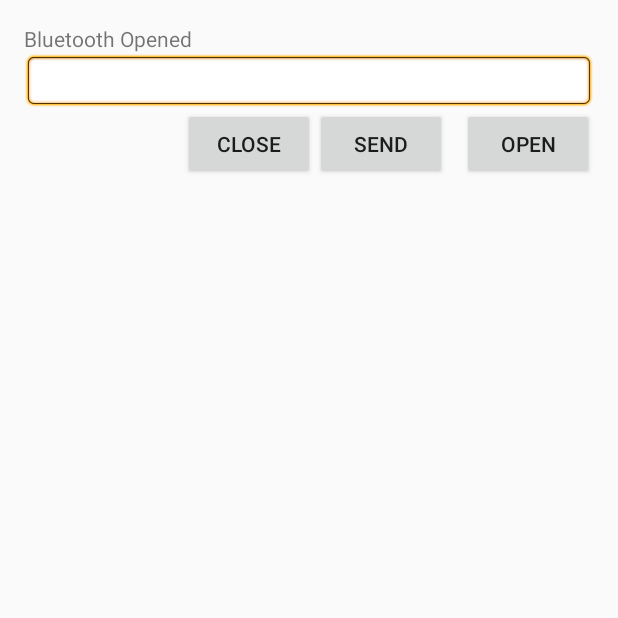
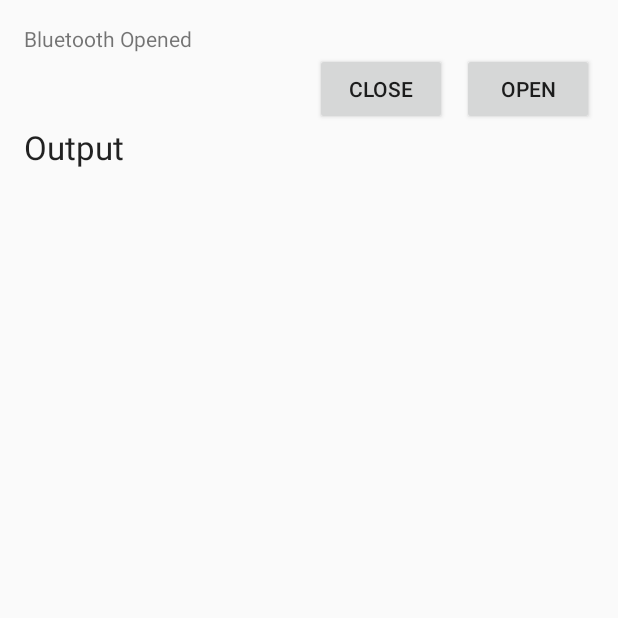
Before and after one commit to iandouglas96/drivR, an Android app: the screen it shows after launch (MainScreen), after a tap on "OPEN", on a phone screen of 412 x 824 dp, the top half of it. Run offline under Robolectric (Android 15) with nearby library versions, the phone set to English and light mode, and no system bars.

Commit message:
Cleaned up code, commented, removed unneccessary UI elements

```diff
--- a/app/src/main/java/com/pxlweavr/drivr/MainScreen.java
+++ b/app/src/main/java/com/pxlweavr/drivr/MainScreen.java
@@ -3,39 +3,40 @@ package com.pxlweavr.drivr;
 import android.app.Activity;
 import android.bluetooth.BluetoothAdapter;
 import android.bluetooth.BluetoothDevice;
-import android.bluetooth.BluetoothSocket;
 import android.content.BroadcastReceiver;
 import android.content.Context;
 import android.content.Intent;
 import android.content.IntentFilter;
 import android.os.Bundle;
-import android.os.Handler;
-import android.os.Message;
 import android.support.v4.content.LocalBroadcastManager;
 import android.util.Log;
 import android.view.View;
 import android.widget.TextView;
-import android.widget.EditText;
 import android.widget.Button;
 import java.io.IOException;
 import java.util.Set;
-import java.util.UUID;
 
 public class MainScreen extends Activity {
-    TextView myLabel;
-    EditText myTextbox;
-    BluetoothAdapter mBluetoothAdapter;
-    BluetoothDevice mmDevice;
+    TextView statusLabel;
+    TextView outputLabel;
 
+    BluetoothAdapter obdAdapter;
+    BluetoothDevice obdDevice;
+
+    /**
+     * @brief Method called when the app initially starts up.  Configures UI
+     * @param savedInstanceState Initial device state
+     */
     @Override
     public void onCreate(Bundle savedInstanceState) {
         super.onCreate(savedInstanceState);
         setContentView(R.layout.activity_main_screen);
 
+        //Connect up to our I/O
         Button openButton = (Button) findViewById(R.id.open);
         Button closeButton = (Button) findViewById(R.id.close);
-        myLabel = (TextView) findViewById(R.id.label);
-        myTextbox = (EditText) findViewById(R.id.entry);
+        statusLabel = (TextView) findViewById(R.id.status_label);
+        outputLabel = (TextView) findViewById(R.id.output_label);
 
         //Open Button
         openButton.setOnClickListener(new View.OnClickListener() {
@@ -59,66 +60,82 @@ public class MainScreen extends Activity {
         });
     }
 
+    /**
+     * @brief Pause the app by unregistering from our Bluetooth handler
+     */
     @Override
     protected void onPause() {
         // Unregister since the activity is paused.
-        LocalBroadcastManager.getInstance(this).unregisterReceiver(
-                mMessageReceiver);
+        LocalBroadcastManager.getInstance(this).unregisterReceiver(dataReceiver);
         super.onPause();
     }
 
+    /**
+     * @brief When we resume, reconnect to the Bluetooth handler
+     */
     @Override
     protected void onResume() {
-        // Register to receive messages.
-        // We are registering an observer (mMessageReceiver) to receive Intents
-        // with actions named "custom-event-name".
-        LocalBroadcastManager.getInstance(this).registerReceiver(
-                mMessageReceiver, new IntentFilter("custom-event-name"));
+        //Register to receive Messages from our BluetoothHandler
+        LocalBroadcastManager.getInstance(this).registerReceiver(dataReceiver, new IntentFilter("OBD_Data"));
         super.onResume();
     }
 
+    /**
+     * @brief Search through the paired devices and connect to the appropriate one
+     */
     void findBT() {
-        mBluetoothAdapter = BluetoothAdapter.getDefaultAdapter();
-        if (mBluetoothAdapter == null) {
-            myLabel.setText("No bluetooth adapter available");
+        obdAdapter = BluetoothAdapter.getDefaultAdapter();
+        if (obdAdapter == null) {
+            statusLabel.setText("No bluetooth adapter available");
         }
 
-        if (!mBluetoothAdapter.isEnabled()) {
+        if (!obdAdapter.isEnabled()) {
             Intent enableBluetooth = new Intent(BluetoothAdapter.ACTION_REQUEST_ENABLE);
             startActivityForResult(enableBluetooth, 0);
         }
 
-        Set<BluetoothDevice> pairedDevices = mBluetoothAdapter.getBondedDevices();
+        Set<BluetoothDevice> pairedDevices = obdAdapter.getBondedDevices();
         if (pairedDevices.size() > 0) {
             for (BluetoothDevice device : pairedDevices) {
                 if (device.getName().equals("IANMBP")) {
-                    mmDevice = device;
-                    myLabel.setText("Bluetooth Device Found");
+                    obdDevice = device;
+                    statusLabel.setText("Bluetooth Device Found");
                     break;
                 }
             }
-            if (myLabel.getText() != "Bluetooth Device Found") {
-                myLabel.setText("IANMBP not found");
+            if (statusLabel.getText() != "Bluetooth Device Found") {
+                statusLabel.setText("IANMBP not found");
             }
         } else {
-            myLabel.setText("No Devices Paired");
+            statusLabel.setText("No Devices Paired");
         }
     }
 
+    /**
+     * @brief Connect to Bluetooth device, and start BluetoothHandler service
+     * @throws IOException
+     */
     void openBT() throws IOException {
         Intent intent = new Intent(this, BluetoothHandler.class);
-        intent.putExtra("device", mmDevice);
+        intent.putExtra("device", obdDevice);
         startService(intent);
 
-        myLabel.setText("Bluetooth Opened");
+        statusLabel.setText("Bluetooth Opened");
     }
 
+    /**
+     * @brief Stop the BluetoothHandler service
+     * @throws IOException
+     */
     void closeBT() throws IOException {
         stopService(new Intent(this, BluetoothHandler.class));
-        myLabel.setText("Bluetooth Closed");
+        statusLabel.setText("Bluetooth Closed");
     }
 
-    private BroadcastReceiver mMessageReceiver = new BroadcastReceiver() {
+    /**
+     * @brief The receiver for data coming from bluetooth.
+     */
+    private BroadcastReceiver dataReceiver = new BroadcastReceiver() {
         @Override
         public void onReceive(Context context, Intent intent) {
             // Get extra data included in the Intent
--- a/app/src/main/res/layout/activity_main_screen.xml
+++ b/app/src/main/res/layout/activity_main_screen.xml
@@ -7,43 +7,41 @@
     android:paddingLeft="@dimen/activity_horizontal_margin"
     android:paddingRight="@dimen/activity_horizontal_margin"
     android:paddingTop="@dimen/activity_vertical_margin"
-    tools:context="com.pxlweavr.drivr.MainScreen">
+    tools:context="com.pxlweavr.drivr.MainScreen"
+    android:id="@+id/layout">
 
     <TextView
-    android:id="@+id/label"
+    android:id="@+id/status_label"
     android:layout_width="fill_parent"
     android:layout_height="wrap_content"
-    android:text="Type here:" />
-
-    <EditText
-        android:id="@+id/entry"
-        android:layout_width="fill_parent"
-        android:layout_height="wrap_content"
-        android:layout_below="@id/label"
-        android:background="@android:drawable/editbox_background" />
+    android:text="Status" />
 
     <Button
         android:id="@+id/open"
         android:layout_width="wrap_content"
         android:layout_height="wrap_content"
         android:layout_alignParentRight="true"
-        android:layout_below="@id/entry"
         android:layout_marginLeft="10dip"
-        android:text="Open" />
-
-    <Button
-        android:id="@+id/send"
-        android:layout_width="wrap_content"
-        android:layout_height="wrap_content"
-        android:layout_alignTop="@id/open"
-        android:layout_toLeftOf="@id/open"
-        android:text="Send" />
+        android:text="Open"
+        android:layout_below="@id/status_label" />
 
     <Button
         android:id="@+id/close"
         android:layout_width="wrap_content"
         android:layout_height="wrap_content"
-        android:layout_alignTop="@id/send"
-        android:layout_toLeftOf="@id/send"
-        android:text="Close" />
+        android:text="Close"
+        android:layout_alignTop="@id/open"
+        android:layout_toLeftOf="@id/open" />
+
+    <TextView
+        android:layout_width="wrap_content"
+        android:layout_height="wrap_content"
+        android:textAppearance="?android:attr/textAppearanceLarge"
+        android:text="Output"
+        android:id="@+id/output_label"
+        android:layout_below="@+id/close"
+        android:layout_alignParentLeft="true"
+        android:layout_alignParentStart="true"
+        android:layout_alignRight="@+id/open"
+        android:layout_alignEnd="@+id/open" />
 </RelativeLayout>
```
Also changed, not shown: app/src/main/java/com/pxlweavr/drivr/BluetoothHandler.java (+74 -28 lines).
